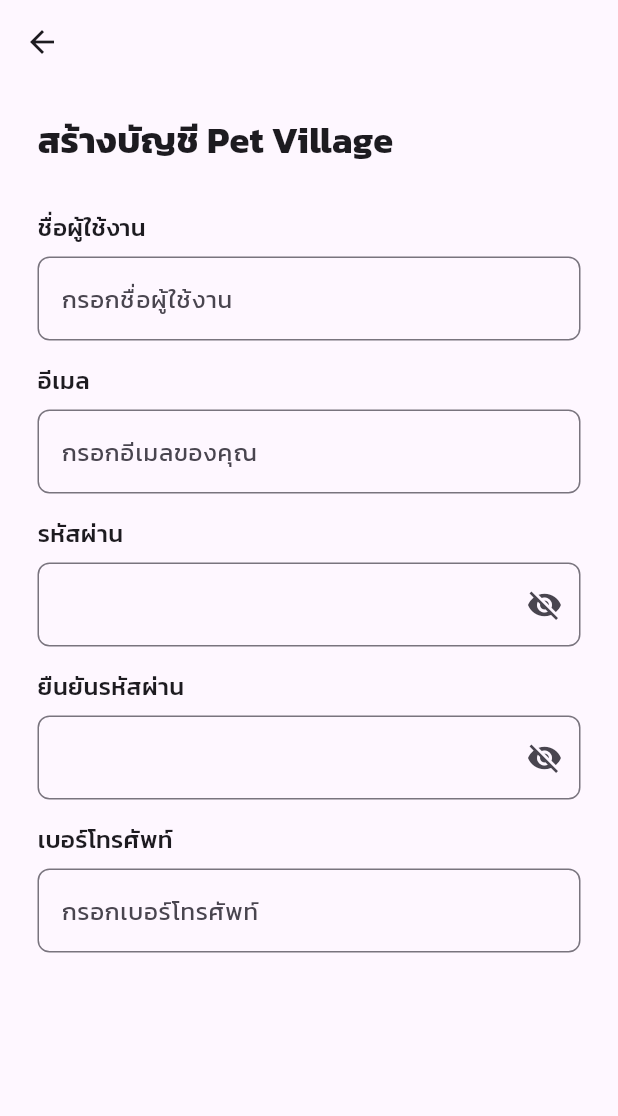
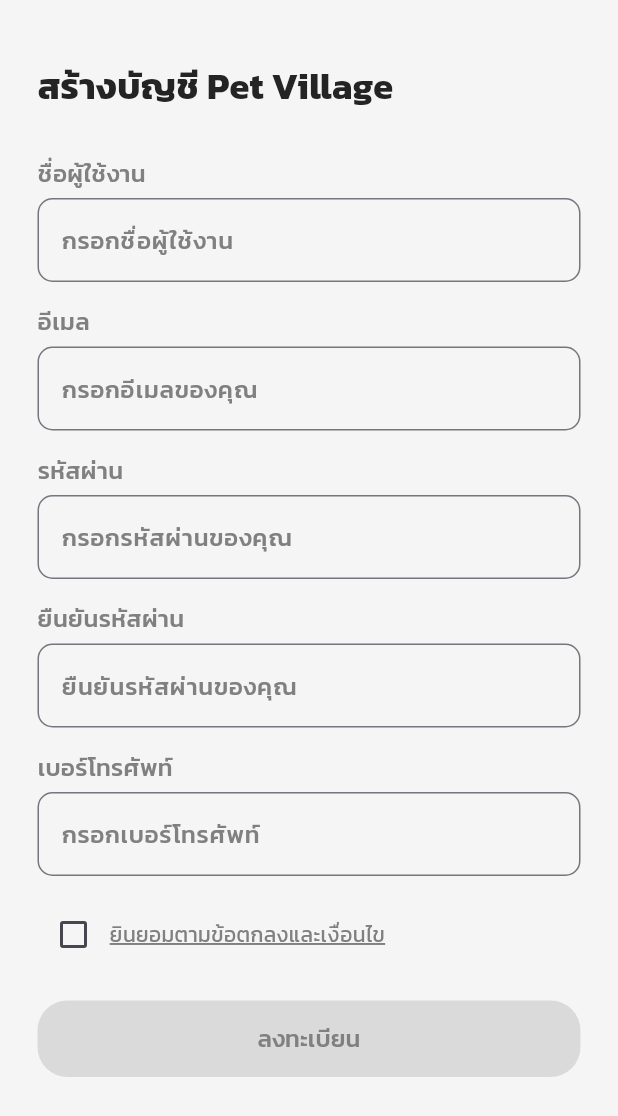
Before and after one commit to kanggarr/petvillage_app, a Flutter app: the RegisterView screen opened by its route, on a phone screen of 412 x 824 dp. Shown: the top 1116 px of the screen. Run offline on Flutter 3.47's test engine with Material 3 defaults, Android fonts, the light colour scheme and no system bars; our stand-ins replace dropdown_button2, flutter_svg, stacked, stacked_services, stacked_shared.

Commit message:
create login && register

```diff
--- a/lib/app/app.dart
+++ b/lib/app/app.dart
@@ -9,11 +9,12 @@
 import 'package:petvillage_app/ui/views/message/message_view.dart';
 import 'package:petvillage_app/ui/views/profile/profile_view.dart';
 import 'package:petvillage_app/ui/views/home/home_view.dart';
-import 'package:petvillage_app/ui/views/register/register_view.dart';
 import 'package:petvillage_app/ui/views/home_filter/home_filter_view.dart';
 import 'package:petvillage_app/ui/views/profile_edit/profile_edit_view.dart';
 import 'package:petvillage_app/ui/views/pet_detail/pet_detail_view.dart';
 import 'package:petvillage_app/ui/views/splash_page1/splash_page1_view.dart';
+import 'package:petvillage_app/ui/views/login/login_view.dart';
+import 'package:petvillage_app/ui/views/register/register_view.dart';
 // @stacked-import
 
 @StackedApp(
@@ -25,11 +26,12 @@
     MaterialRoute(page: MessageView),
     MaterialRoute(page: ProfileView),
     MaterialRoute(page: HomeView),
-    MaterialRoute(page: RegisterView),
     MaterialRoute(page: HomeFilterView),
     MaterialRoute(page: ProfileEditView),
     MaterialRoute(page: PetDetailView),
     MaterialRoute(page: SplashPage1View),
+    MaterialRoute(page: LoginView),
+    MaterialRoute(page: RegisterView),
 // @stacked-route
   ],
   dependencies: [
--- a/lib/ui/views/register/register_view.dart
+++ b/lib/ui/views/register/register_view.dart
@@ -12,18 +12,12 @@
     Widget? child,
   ) {
     return Scaffold(
-      backgroundColor: Theme.of(context).colorScheme.background,
-      appBar: AppBar(
-        leading: IconButton(
-          icon: const Icon(Icons.arrow_back),
-          onPressed: () => Navigator.of(context).pop(),
-        ),
-        elevation: 0,
-        backgroundColor: Colors.transparent,
-      ),
-      body: SingleChildScrollView(
+      backgroundColor: const Color(0xFFF5F5F5),
+      body: SafeArea(
+        child: SingleChildScrollView(
           child: Padding(
-          padding: const EdgeInsets.symmetric(horizontal: 25.0),
+            padding:
+                const EdgeInsets.symmetric(horizontal: 25.0, vertical: 20.0),
             child: Column(
               crossAxisAlignment: CrossAxisAlignment.start,
               children: [
@@ -33,122 +27,100 @@
                   style: TextStyle(
                       fontSize: 24,
                       fontWeight: FontWeight.bold,
+                      color: Color(0xFF242424)),
+                ),
+                const SizedBox(height: 30),
+                _buildTextField('ชื่อผู้ใช้งาน', 'กรอกชื่อผู้ใช้งาน',
+                    viewModel.setUsername),
+                _buildTextField('อีเมล', 'กรอกอีเมลของคุณ', viewModel.setEmail),
+                _buildTextField(
+                    'รหัสผ่าน', 'กรอกรหัสผ่านของคุณ', viewModel.setPassword,
+                    obscureText: true),
+                _buildTextField('ยืนยันรหัสผ่าน', 'ยืนยันรหัสผ่านของคุณ',
+                    viewModel.setConfirmPassword,
+                    obscureText: true),
+                _buildTextField('เบอร์โทรศัพท์', 'กรอกเบอร์โทรศัพท์',
+                    viewModel.setPhoneNumber),
+                Row(
+                  children: [
+                    Checkbox(
+                      value: viewModel.isChecked,
+                      onChanged: viewModel.setChecked,
+                    ),
+                    const Expanded(
+                      child: Text(
+                        'ยินยอมตามข้อตกลงและเงื่อนไข',
+                        style: TextStyle(
+                            color: Color(0xFF808080),
+                            decoration: TextDecoration.underline),
                       ),
                     ),
-              const SizedBox(height: 30),
-              _buildTextField(
-                context,
-                label: 'ชื่อผู้ใช้งาน',
-                hint: 'กรอกชื่อผู้ใช้งาน',
+                  ],
                 ),
-              const SizedBox(height: 15),
-              _buildTextField(
-                context,
-                label: 'อีเมล',
-                hint: 'กรอกอีเมลของคุณ',
+                const SizedBox(height: 20),
+                SizedBox(
+                  width: double.infinity,
+                  child: ElevatedButton(
+                    onPressed: viewModel.isChecked ? () {} : null,
+                    style: ElevatedButton.styleFrom(
+                      backgroundColor: viewModel.isButtonEnabled
+                          ? const Color(0xFF4F9451)
+                          : const Color(0xFFD9D9D9),
+                      padding: const EdgeInsets.symmetric(vertical: 14),
+                      shape: RoundedRectangleBorder(
+                        borderRadius: BorderRadius.circular(20),
                       ),
-              const SizedBox(height: 15),
-              _buildPasswordField(
-                context,
-                label: 'รหัสผ่าน',
                     ),
-              const SizedBox(height: 15),
-              _buildPasswordField(
-                context,
-                label: 'ยืนยันรหัสผ่าน',
+                    child: Text(
+                      'ลงทะเบียน',
+                      style: TextStyle(
+                          fontSize: 16,
+                          fontWeight: FontWeight.w500,
+                          color: viewModel.isButtonEnabled
+                              ? const Color(0xFFFFFFFF)
+                              : const Color(0xFF808080)),
                     ),
-              const SizedBox(height: 15),
-              _buildTextField(
-                context,
-                label: 'เบอร์โทรศัพท์',
-                hint: 'กรอกเบอร์โทรศัพท์',
                   ),
-              const SizedBox(height: 15),
-              // Row(
-              //   children: [
-              //     Checkbox(
-              //       value: viewModel.isTermsAccepted,
-              //       onChanged: viewModel.setTermsAccepted,
-              //     ),
-              //     const Expanded(
-              //       child: Text(
-              //         'ยอมรับข้อตกลงและเงื่อนไข',
-              //         style: TextStyle(fontSize: 14),
-              //       ),
-              //     ),
-              //   ],
-              // ),
-              const SizedBox(height: 30),
-              // SizedBox(
-              //   width: double.infinity,
-              //   child: ElevatedButton(
-              //     onPressed: viewModel.isFormValid ? viewModel.register : null,
-              //     style: ElevatedButton.styleFrom(
-              //       backgroundColor: Colors.grey,
-              //       shape: RoundedRectangleBorder(
-              //         borderRadius: BorderRadius.circular(8),
-              //       ),
-              //     ),
-              //     child: const Text(
-              //       'ลงทะเบียน',
-              //       style: TextStyle(fontSize: 16),
-              //     ),
-              //   ),
-              // ),
+                ),
               ],
+            ),
           ),
         ),
       ),
     );
   }
 
-  Widget _buildTextField(
-    BuildContext context, {
-    required String label,
-    required String hint,
-  }) {
-    return Column(
+  Widget _buildTextField(String label, String hint, Function(String) onChanged,
+      {bool obscureText = false}) {
+    return Padding(
+      padding: const EdgeInsets.only(bottom: 15.0),
+      child: Column(
         crossAxisAlignment: CrossAxisAlignment.start,
         children: [
           Text(
             label,
-          style: const TextStyle(fontSize: 16, fontWeight: FontWeight.w500),
+            style: const TextStyle(
+                fontSize: 16,
+                fontWeight: FontWeight.w500,
+                color: Color(0xFF808080)),
           ),
-        const SizedBox(height: 8),
+          const SizedBox(height: 5),
           TextField(
+            obscureText: obscureText,
+            onChanged: onChanged,
             decoration: InputDecoration(
               hintText: hint,
+              hintStyle: const TextStyle(
+                  fontSize: 16,
+                  fontWeight: FontWeight.w500,
+                  color: Color(0xFF808080)),
               border: OutlineInputBorder(
-              borderRadius: BorderRadius.circular(8),
+                borderRadius: BorderRadius.circular(10),
               ),
             ),
           ),
         ],
-    );
-  }
-
-  Widget _buildPasswordField(
-    BuildContext context, {
-    required String label,
-  }) {
-    return Column(
-      crossAxisAlignment: CrossAxisAlignment.start,
-      children: [
-        Text(
-          label,
-          style: const TextStyle(fontSize: 16, fontWeight: FontWeight.w500),
       ),
-        const SizedBox(height: 8),
-        TextField(
-          obscureText: true,
-          decoration: InputDecoration(
-            suffixIcon: const Icon(Icons.visibility_off),
-            border: OutlineInputBorder(
-              borderRadius: BorderRadius.circular(8),
-            ),
-          ),
-        ),
-      ],
     );
   }
 
--- a/lib/ui/views/register/register_viewmodel.dart
+++ b/lib/ui/views/register/register_viewmodel.dart
@@ -1,3 +1,55 @@
 import 'package:stacked/stacked.dart';
 
-class RegisterViewModel extends BaseViewModel {}
+class RegisterViewModel extends BaseViewModel {
+  String _username = '';
+  String _email = '';
+  String _password = '';
+  String _confirmPassword = '';
+  String _phoneNumber = '';
+  bool _isChecked = false;
+
+  String get username => _username;
+  String get email => _email;
+  String get password => _password;
+  String get confirmPassword => _confirmPassword;
+  String get phoneNumber => _phoneNumber;
+  bool get isChecked => _isChecked;
+
+  bool get isButtonEnabled =>
+      _username.isNotEmpty &&
+      _email.isNotEmpty &&
+      _password.isNotEmpty &&
+      _confirmPassword.isNotEmpty &&
+      _phoneNumber.isNotEmpty &&
+      _isChecked;
+
+  void setUsername(String value) {
+    _username = value;
+    notifyListeners();
+  }
+
+  void setEmail(String value) {
+    _email = value;
+    notifyListeners();
+  }
+
+  void setPassword(String value) {
+    _password = value;
+    notifyListeners();
+  }
+
+  void setConfirmPassword(String value) {
+    _confirmPassword = value;
+    notifyListeners();
+  }
+
+  void setPhoneNumber(String value) {
+    _phoneNumber = value;
+    notifyListeners();
+  }
+
+  void setChecked(bool? value) {
+    _isChecked = value ?? false;
+    notifyListeners();
+  }
+}
```
Also changed, not shown: lib/app/app.router.dart (+111 -69 lines), lib/ui/views/login/login_view.dart (added, +135 -0 lines), lib/ui/views/login/login_viewmodel.dart (added, +18 -0 lines), lib/ui/views/splash_page1/splash_page1_view.dart (+24 -25 lines), lib/ui/views/splash_page1/splash_page1_viewmodel.dart (+7 -0 lines), 1 other file. Lines whose indentation alone changed are shown as unchanged.
